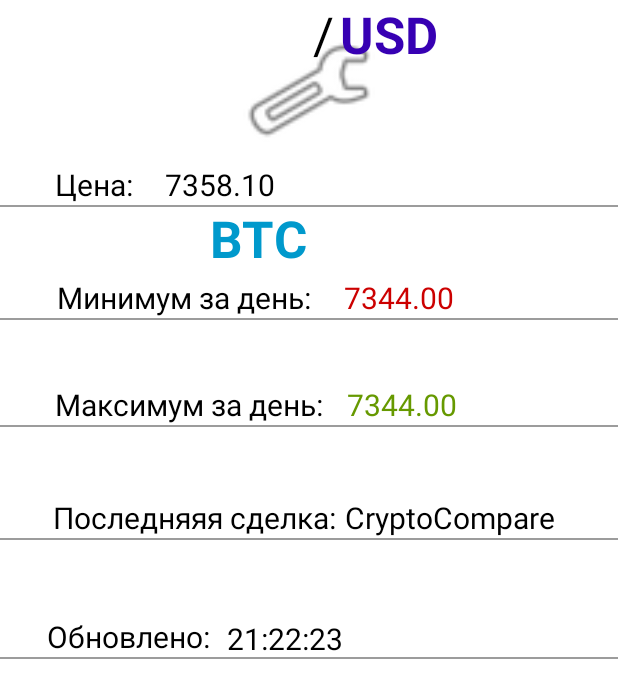
After one commit to mavexe/CryptoApp, an Android app: the CoinDetailActivity screen opened directly, with no data from a screen before it, on a phone screen of 412 x 824 dp. The commit adds this screen. Shown: the top 698 px of the screen. Run offline under Robolectric (Android 15) with nearby library versions, the phone set to English and light mode, and no system bars; our stand-ins replace Picasso; pictures from the network do not load; 1 statement that could not run was skipped.

Commit message:
Detailed Activity

```diff
--- /dev/null
+++ b/app/src/main/java/com/damirmustafin/cryptocurrency/view/CoinDetailActivity.kt
@@ -0,0 +1,51 @@
+package com.damirmustafin.cryptocurrency.view
+
+import android.content.Context
+import android.content.Intent
+import androidx.appcompat.app.AppCompatActivity
+import android.os.Bundle
+import androidx.lifecycle.Observer
+import androidx.lifecycle.ViewModelProvider
+import com.damirmustafin.cryptocurrency.R
+import com.damirmustafin.cryptocurrency.viewmodel.Api.CoinViewModel
+import com.squareup.picasso.Picasso
+import kotlinx.android.synthetic.main.activity_coin_detail.*
+
+class CoinDetailActivity : AppCompatActivity() {
+
+    private lateinit var viewModel: CoinViewModel
+    override fun onCreate(savedInstanceState: Bundle?) {
+        super.onCreate(savedInstanceState)
+        setContentView(R.layout.activity_coin_detail)
+        if(!intent.hasExtra(EXTRA_FROM_SYMBOL)){
+            finish()
+            return
+        }
+        val fromSymbol = intent.getStringExtra(EXTRA_FROM_SYMBOL)
+        viewModel = ViewModelProvider(this)[CoinViewModel::class.java]
+        if (fromSymbol != null) {
+            viewModel.getDetailedInfo(fromSymbol).observe(this,Observer{
+                with(it) {
+                    textViewPrice.text = price.toString()
+                    textViewMin.text = lowday.toString()
+                    textViewMax.text = highday.toString()
+                    textViewCompany.text = market.toString()
+                    textViewTime.text = getFormatedTime()
+                    textViewBTC.text = fromsymbol
+                    textviewUSD.text = tosymbol
+                    Picasso.get().load(getFullImageURL()).into(imageView2)
+                }
+            })
+        }
+    }
+
+    companion object{
+       private const val EXTRA_FROM_SYMBOL = "fSym"
+
+        fun newIntent(context: Context, fromSymbol:String):Intent{
+        val intent = Intent(context,CoinDetailActivity::class.java)
+            intent.putExtra(EXTRA_FROM_SYMBOL,fromSymbol)
+            return intent
+        }
+    }
+}
--- a/app/src/main/java/com/damirmustafin/cryptocurrency/view/CoinPriceListActivity.kt
+++ b/app/src/main/java/com/damirmustafin/cryptocurrency/view/CoinPriceListActivity.kt
@@ -1,5 +1,6 @@
 package com.damirmustafin.cryptocurrency.view
 
+import android.content.Intent
 import android.os.Bundle
 import androidx.appcompat.app.AppCompatActivity
 import androidx.lifecycle.Observer
@@ -8,6 +9,7 @@ import androidx.lifecycle.ViewModelProviders
 import com.damirmustafin.cryptocurrency.R
 import com.damirmustafin.cryptocurrency.databinding.ActivityCoinPriceListBinding
 import com.damirmustafin.cryptocurrency.viewmodel.Api.CoinViewModel
+import com.damirmustafin.cryptocurrency.viewmodel.Api.pojo.CoinPriceInfo
 import kotlinx.android.synthetic.main.activity_coin_price_list.*
 
 
@@ -18,8 +20,14 @@ class CoinPriceListActivity : AppCompatActivity() {
     override fun onCreate(savedInstanceState: Bundle?) {
         super.onCreate(savedInstanceState)
         binding = ActivityCoinPriceListBinding.inflate(layoutInflater).also {setContentView(it.root)}
-        val adapter = coinInfoAdapter()
-        rcViewCoinPriceList.adapter = adapter
+        val adapter = coinInfoAdapter(this)
+        adapter.OnCoinClickListener = object : coinInfoAdapter.onCoinClickListener{
+            override fun onCoinClick(coinPriceInfo: CoinPriceInfo) {
+                super.onCoinClick(coinPriceInfo)
+                val intent = CoinDetailActivity
+                    .newIntent(this@CoinPriceListActivity,coinPriceInfo.fromsymbol)
+            }
+        }
         viewModel = ViewModelProvider(this)[CoinViewModel::class.java]
        viewModel.priceList.observe(this, Observer {
             adapter.coinInfoList = it
--- a/app/src/main/java/com/damirmustafin/cryptocurrency/view/coinInfoAdapter.kt
+++ b/app/src/main/java/com/damirmustafin/cryptocurrency/view/coinInfoAdapter.kt
@@ -1,5 +1,6 @@
 package com.damirmustafin.cryptocurrency.view
 
+import android.content.Context
 import android.view.LayoutInflater
 import android.view.View
 import android.view.ViewGroup
@@ -10,8 +11,9 @@ import com.damirmustafin.cryptocurrency.viewmodel.Api.pojo.CoinPriceInfo
 import com.squareup.picasso.Picasso
 import kotlinx.android.synthetic.main.item_coin_info.view.*
 
-class coinInfoAdapter: RecyclerView.Adapter<coinInfoAdapter.CoinInfoViewHolder>() {
+class coinInfoAdapter(private var context:Context): RecyclerView.Adapter<coinInfoAdapter.CoinInfoViewHolder>() {
 
+    var OnCoinClickListener: onCoinClickListener? = null
     var coinInfoList:List<CoinPriceInfo> = arrayListOf<CoinPriceInfo>()
     set(value) {
         field = value
@@ -33,11 +35,21 @@ class coinInfoAdapter: RecyclerView.Adapter<coinInfoAdapter.CoinInfoViewHolder>(
        val coin = coinInfoList[position]
         with(holder){
             with(coin){
-        tvSymbols.text = fromsymbol+"/"+coin.tosymbol
+                val symbolsTemplate = context.resources.getString(R.string.symbols_template)
+                val lastUpdateTemplate = context.resources.getString(R.string.time_template)
+        tvSymbols.text = String.format(symbolsTemplate,fromsymbol,tosymbol)
        tvPrice.text = price.toString()
-       tvTime.text = getFormatedTime()
+       tvTime.text = String.format(lastUpdateTemplate,getFormatedTime())
        Picasso.get().load(getFullImageURL()).into(imageViewLogoCoin)}}
+
+        holder.itemView.setOnClickListener{
+            OnCoinClickListener?.onCoinClick(coin)
+        }
     }
 
     override fun getItemCount() = coinInfoList.size
+
+    interface onCoinClickListener{
+        fun onCoinClick(coinPriceInfo:CoinPriceInfo){}
+    }
 }
--- /dev/null
+++ b/app/src/main/res/layout/activity_coin_detail.xml
@@ -0,0 +1,240 @@
+<?xml version="1.0" encoding="utf-8"?>
+<androidx.constraintlayout.widget.ConstraintLayout xmlns:android="http://schemas.android.com/apk/res/android"
+    xmlns:app="http://schemas.android.com/apk/res-auto"
+    xmlns:tools="http://schemas.android.com/tools"
+    android:layout_width="match_parent"
+    android:layout_height="match_parent"
+    tools:context=".view.CoinDetailActivity">
+
+    <ImageView
+        android:id="@+id/imageView2"
+        android:layout_width="120dp"
+        android:layout_height="120dp"
+        android:padding="16dp"
+        android:src="@android:drawable/ic_menu_preferences"
+        app:layout_constraintEnd_toEndOf="parent"
+        app:layout_constraintStart_toStartOf="parent"
+        app:layout_constraintTop_toTopOf="parent" />
+
+    <TextView
+        android:id="@+id/textViewBTC"
+        android:layout_width="wrap_content"
+        android:layout_height="wrap_content"
+        android:layout_marginStart="140dp"
+        android:layout_marginTop="16dp"
+        android:layout_marginEnd="4dp"
+        android:text="BTC"
+        android:textColor="@android:color/holo_blue_dark"
+        android:textSize="34sp"
+        android:textStyle="bold"
+        app:layout_constraintEnd_toStartOf="@+id/textviewslash"
+        app:layout_constraintStart_toStartOf="parent"
+        app:layout_constraintTop_toBottomOf="@+id/imageView2" />
+
+    <TextView
+        android:id="@+id/textviewslash"
+        android:layout_width="wrap_content"
+        android:layout_height="wrap_content"
+        android:layout_marginStart="4dp"
+        android:text="/"
+        android:textColor="@color/black"
+        android:textSize="34sp"
+        app:layout_constraintStart_toEndOf="@+id/textViewBTC"
+        tools:layout_editor_absoluteY="136dp" />
+
+    <TextView
+        android:id="@+id/textviewUSD"
+        android:layout_width="wrap_content"
+        android:layout_height="wrap_content"
+        android:layout_marginStart="4dp"
+        android:text="USD"
+        android:textColor="@color/purple_700"
+        android:textSize="34sp"
+        android:textStyle="bold"
+        app:layout_constraintEnd_toEndOf="parent"
+        app:layout_constraintHorizontal_bias="0.0"
+        app:layout_constraintStart_toEndOf="@+id/textviewslash"
+        tools:layout_editor_absoluteY="136dp" />
+
+    <TextView
+        android:id="@+id/textView6"
+        android:layout_width="wrap_content"
+        android:layout_height="wrap_content"
+        android:layout_marginStart="8dp"
+        android:layout_marginTop="64dp"
+        android:text="Цена:"
+        android:textColor="@color/black"
+        android:textSize="20sp"
+        app:layout_constraintEnd_toEndOf="parent"
+        app:layout_constraintHorizontal_bias="0.082"
+        app:layout_constraintStart_toStartOf="parent"
+        app:layout_constraintTop_toBottomOf="@+id/textviewslash" />
+
+    <TextView
+        android:id="@+id/textView8"
+        android:layout_width="wrap_content"
+        android:layout_height="wrap_content"
+        android:layout_marginStart="8dp"
+        android:layout_marginTop="48dp"
+        android:text="Минимум за день:"
+        android:textColor="@color/black"
+        android:textSize="20sp"
+        app:layout_constraintEnd_toEndOf="parent"
+        app:layout_constraintHorizontal_bias="0.128"
+        app:layout_constraintStart_toStartOf="parent"
+        app:layout_constraintTop_toBottomOf="@+id/textView6" />
+
+    <TextView
+        android:id="@+id/textView10"
+        android:layout_width="wrap_content"
+        android:layout_height="wrap_content"
+        android:layout_marginStart="8dp"
+        android:layout_marginTop="44dp"
+        android:text="Максимум за день:"
+        android:textColor="@color/black"
+        android:textSize="20sp"
+        app:layout_constraintEnd_toEndOf="parent"
+        app:layout_constraintHorizontal_bias="0.126"
+        app:layout_constraintStart_toStartOf="parent"
+        app:layout_constraintTop_toBottomOf="@+id/textView8" />
+
+    <TextView
+        android:id="@+id/textView12"
+        android:layout_width="wrap_content"
+        android:layout_height="wrap_content"
+        android:layout_marginStart="8dp"
+        android:layout_marginTop="48dp"
+        android:text="Последняяя сделка:"
+        android:textColor="@color/black"
+        android:textSize="20sp"
+        app:layout_constraintEnd_toEndOf="parent"
+        app:layout_constraintHorizontal_bias="0.127"
+        app:layout_constraintStart_toStartOf="parent"
+        app:layout_constraintTop_toBottomOf="@+id/textView10" />
+
+    <TextView
+        android:id="@+id/textViewMin"
+        android:layout_width="wrap_content"
+        android:layout_height="wrap_content"
+        android:layout_marginTop="48dp"
+        android:text="7344.00"
+        android:textColor="@android:color/holo_red_dark"
+        android:textSize="20sp"
+        app:layout_constraintEnd_toEndOf="parent"
+        app:layout_constraintHorizontal_bias="0.17"
+        app:layout_constraintStart_toEndOf="@+id/textView8"
+        app:layout_constraintTop_toBottomOf="@+id/textViewPrice" />
+
+    <TextView
+        android:id="@+id/textViewMax"
+        android:layout_width="wrap_content"
+        android:layout_height="wrap_content"
+        android:layout_marginTop="44dp"
+        android:text="7344.00"
+        android:textColor="@android:color/holo_green_dark"
+        android:textSize="20sp"
+        app:layout_constraintEnd_toEndOf="parent"
+        app:layout_constraintHorizontal_bias="0.182"
+        app:layout_constraintStart_toEndOf="@+id/textView8"
+        app:layout_constraintTop_toBottomOf="@+id/textViewMin" />
+
+    <TextView
+        android:id="@+id/textViewCompany"
+        android:layout_width="wrap_content"
+        android:layout_height="wrap_content"
+        android:layout_marginTop="48dp"
+        android:text="CryptoCompare"
+        android:textColor="@color/black"
+        android:textSize="20sp"
+        app:layout_constraintEnd_toEndOf="parent"
+        app:layout_constraintHorizontal_bias="0.121"
+        app:layout_constraintStart_toEndOf="@+id/textView12"
+        app:layout_constraintTop_toBottomOf="@+id/textViewMax" />
+
+    <TextView
+        android:id="@+id/textViewPrice"
+        android:layout_width="wrap_content"
+        android:layout_height="wrap_content"
+        android:layout_marginTop="64dp"
+        android:text="7358.10"
+        android:textColor="@color/black"
+        android:textSize="20sp"
+        app:layout_constraintEnd_toEndOf="parent"
+        app:layout_constraintHorizontal_bias="0.085"
+        app:layout_constraintStart_toEndOf="@+id/textView6"
+        app:layout_constraintTop_toBottomOf="@+id/textviewslash" />
+
+    <View
+        android:layout_width="match_parent"
+        android:layout_height="1dp"
+        android:background="#63000000"
+        app:layout_constraintEnd_toEndOf="parent"
+        app:layout_constraintStart_toStartOf="parent"
+        app:layout_constraintTop_toBottomOf="@+id/textViewPrice" />
+
+    <View
+        android:id="@+id/view"
+        android:layout_width="match_parent"
+        android:layout_height="1dp"
+        android:background="#63000000"
+        app:layout_constraintEnd_toEndOf="parent"
+        app:layout_constraintStart_toStartOf="parent"
+        app:layout_constraintTop_toBottomOf="@+id/textViewMin" />
+
+    <View
+        android:id="@+id/view2"
+        android:layout_width="match_parent"
+        android:layout_height="1dp"
+        android:background="#63000000"
+        app:layout_constraintEnd_toEndOf="parent"
+        app:layout_constraintHorizontal_bias="0.0"
+        app:layout_constraintStart_toStartOf="parent"
+        app:layout_constraintTop_toBottomOf="@+id/textView10" />
+
+    <View
+        android:id="@+id/view4"
+        android:layout_width="match_parent"
+        android:layout_height="1dp"
+        android:background="#63000000"
+        app:layout_constraintEnd_toEndOf="parent"
+        app:layout_constraintHorizontal_bias="1.0"
+        app:layout_constraintStart_toStartOf="parent"
+        app:layout_constraintTop_toBottomOf="@+id/textView14" />
+
+    <View
+        android:id="@+id/view3"
+        android:layout_width="match_parent"
+        android:layout_height="1dp"
+        android:background="#63000000"
+        app:layout_constraintEnd_toEndOf="parent"
+        app:layout_constraintHorizontal_bias="1.0"
+        app:layout_constraintStart_toStartOf="parent"
+        app:layout_constraintTop_toBottomOf="@+id/textView12" />
+
+    <TextView
+        android:id="@+id/textView14"
+        android:layout_width="wrap_content"
+        android:layout_height="wrap_content"
+        android:layout_marginTop="52dp"
+        android:text="Обновлено:"
+        android:textColor="@color/black"
+        android:textSize="20sp"
+        app:layout_constraintEnd_toEndOf="parent"
+        app:layout_constraintHorizontal_bias="0.104"
+        app:layout_constraintStart_toStartOf="parent"
+        app:layout_constraintTop_toBottomOf="@+id/textView12" />
+
+    <TextView
+        android:id="@+id/textViewTime"
+        android:layout_width="wrap_content"
+        android:layout_height="wrap_content"
+        android:layout_marginTop="52dp"
+        android:text="21:22:23"
+        android:textColor="@color/black"
+        android:textSize="20sp"
+        app:layout_constraintEnd_toEndOf="parent"
+        app:layout_constraintHorizontal_bias="0.058"
+        app:layout_constraintStart_toEndOf="@+id/textView14"
+        app:layout_constraintTop_toBottomOf="@+id/view3" />
+
+</androidx.constraintlayout.widget.ConstraintLayout>
--- a/app/src/main/res/values/strings.xml
+++ b/app/src/main/res/values/strings.xml
@@ -1,3 +1,5 @@
 <resources>
     <string name="app_name">Cryptocurrency</string>
+    <string name="symbols_template">%s/%s</string>
+    <string name="time_template">Время последнего обновления: %s</string>
 </resources>
--- a/settings.gradle
+++ b/settings.gradle
@@ -12,5 +12,5 @@ dependencyResolutionManagement {
         mavenCentral()
     }
 }
-rootProject.name = "Cryptocurrency"
+rootProject.name = "CryptocurrencyApp"
 include ':app'
```
Also changed, not shown: app/src/main/AndroidManifest.xml (+5 -2 lines).
